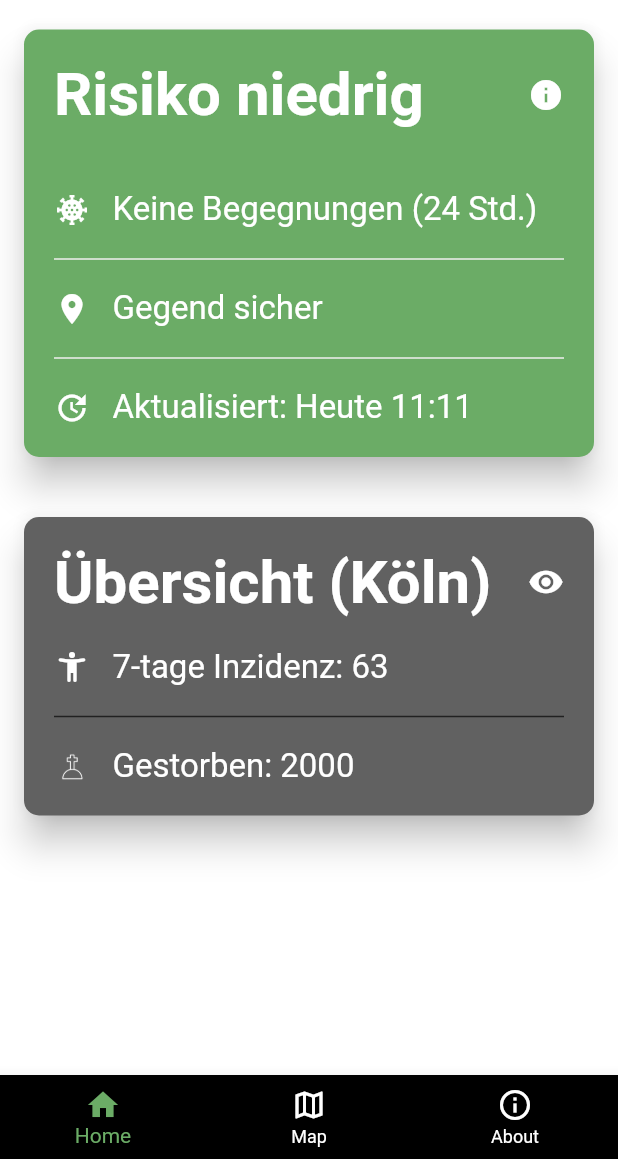
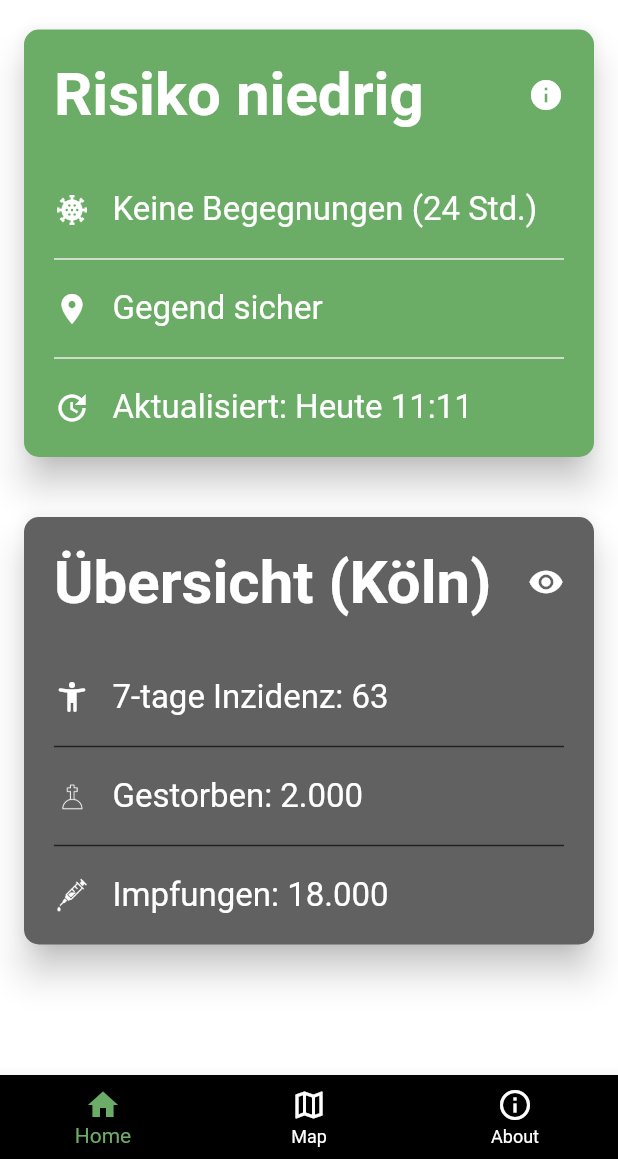
Before and after one commit to cxdxng/covwarn, a Flutter app: the screen it shows after launch, on a phone screen of 412 x 824 dp, the part 77-1236 px from its top. Run offline on Flutter 3.47's test engine with Material 2 defaults, Android fonts, the phone set to English and light mode, and no system bars.

Commit message:
Added changes

```diff
--- a/lib/main.dart
+++ b/lib/main.dart
@@ -46,9 +46,7 @@ class _UIState extends State<UI> {
                       child: Column(
                         crossAxisAlignment: CrossAxisAlignment.start,
                         children: [
-                          Padding(
-                            padding: const EdgeInsets.only(bottom: 40),
-                            child: Row(
+                          Row(
                             mainAxisAlignment: MainAxisAlignment.spaceBetween,
                             children: [
                               Text(
@@ -64,7 +62,7 @@ class _UIState extends State<UI> {
                               ),
                             ],
                           ),
-                          ),
+                          SizedBox(height:40),
                           createTextWithIcon(Icons.coronavirus_sharp,
                               "Keine Begegnungen (24 Std.)"),
                           Divider(
@@ -111,6 +109,8 @@ class _UIState extends State<UI> {
                                   fontWeight: FontWeight.bold,
                                   color: Colors.white),
                             ),
+
+
                             Icon(
                               Icons.remove_red_eye_sharp,
                               color: Colors.white,
@@ -118,7 +118,7 @@ class _UIState extends State<UI> {
                           ],
                         ),
                         SizedBox(
-                          height: 20,
+                          height: 40,
                         ),
                         createTextWithIcon(Icons.accessibility_new_rounded,
                             "7-tage Inzidenz: 63"),
@@ -128,7 +128,15 @@ class _UIState extends State<UI> {
                           thickness: 1,
                         ),
                         createTextWithImageIcon(
-                            "assets/death.png", "Gestorben: 2000"),
+                            "assets/death.png", "Gestorben: 2.000"),
+                        Divider(
+                          height: 40,
+                          color: Colors.grey[900],
+                          thickness: 1,
+                        ),
+
+                        createTextWithImageIcon(
+                            "assets/syringe.png", "Impfungen: 18.000"),
                       ],
                     ),
                   ),
```
Also changed, not shown: assets/syringe.png (added). Lines whose indentation alone changed are shown as unchanged.
